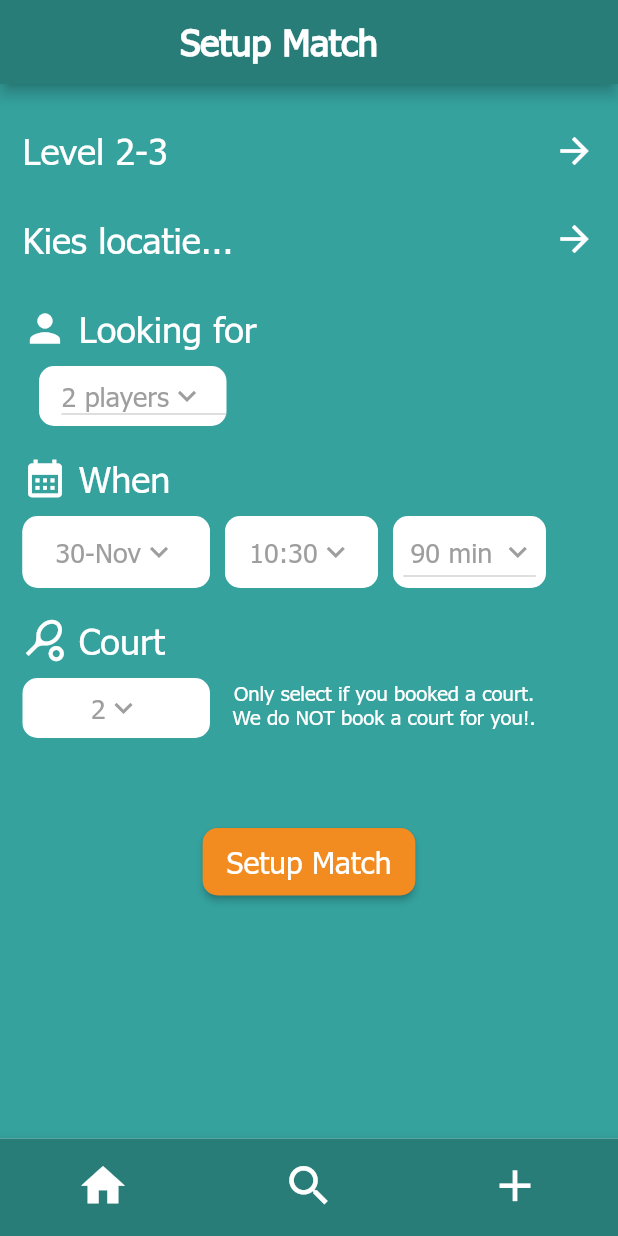
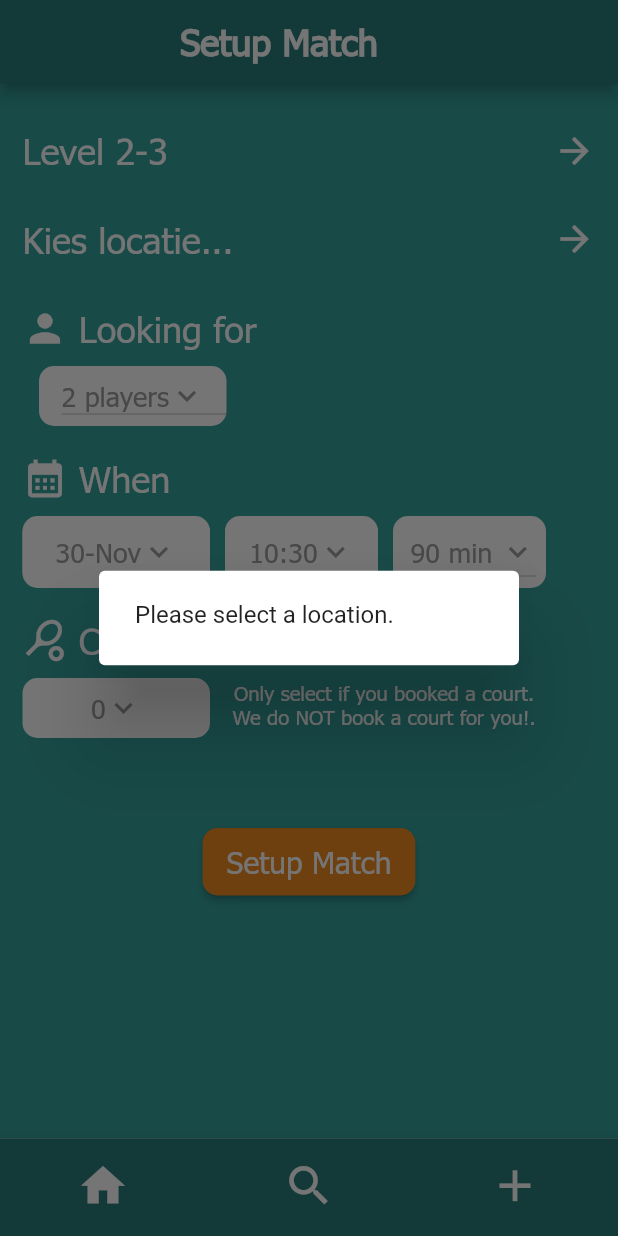
Before and after one commit to Aghead-B/Mobile-Application-Metch, a Flutter app: the screen it shows after launch, item 3 of the bottom bar chosen, after a tap on "Setup Match", on a phone screen of 412 x 824 dp. Run offline on Flutter 3.47's test engine with Material 2 defaults, Android fonts, the phone set to English and light mode, and no system bars.

Commit message:
Final adjustments to setup match page

```diff
--- a/lib/screens/find_location_screen.dart
+++ b/lib/screens/find_location_screen.dart
@@ -114,7 +114,9 @@ class _FindLocationScreenState extends State<FindLocationScreen> {
                 }
                 return const Padding(
                   padding: EdgeInsets.fromLTRB(0.0, 25.0, 0.0, 0.0),
-                  child: CircularProgressIndicator(),
+                  child: CircularProgressIndicator(
+                    valueColor:AlwaysStoppedAnimation<Color>(Colors.white),
+                  ),
                 );
               },
             ),
--- a/lib/screens/setup_match_screen.dart
+++ b/lib/screens/setup_match_screen.dart
@@ -20,6 +20,7 @@ const List<String> durationList = <String>[
 ];
 
 const List<String> courtList = <String>[
+  '0',
   '1',
   '2',
   '3',
@@ -34,18 +35,19 @@ class SetupMatchScreen extends StatefulWidget {
 }
 
 class _SetupMatchScreenState extends State<SetupMatchScreen> {
-  late dynamic formattedDate;
-  late dynamic formattedTime;
+  late String formattedDate;
+  late String displayDate;
+  late String formattedTime;
+  late String displayTime;
   late dynamic currentDate;
   late Future<MatchCreated> matchCreated;
-  Club club = const Club(id: '', name:'');
+  late MatchService matchService;
+  Club club = const Club(id: '', name: '');
   DateTime date = DateTime.now();
   String playersValue = playersList[1];
   String durationValue = durationList[1];
-  String courtValue = courtList[1];
-  late MatchService matchService;
-
-
+  String courtValue = courtList[0];
+  late bool toggleButton;
 
   Future<TimeOfDay?> pickTime() => showTimePicker(
         context: context,
@@ -65,8 +67,11 @@ class _SetupMatchScreenState extends State<SetupMatchScreen> {
 
   @override
   void initState() {
-    formattedDate = DateFormat('d-MMM').format(date);
-    formattedTime = DateFormat('Hm').format(date);
+    formattedDate = DateFormat('yyyy-MM-dd').format(date);
+    displayDate = DateFormat('d-MMM').format(date);
+    formattedTime = DateFormat('HH:mm:ss.SSS').format(date);
+    displayTime = DateFormat('Hm').format(date);
+    toggleButton = true;
     matchService = MatchService();
   }
 
@@ -199,7 +204,7 @@ class _SetupMatchScreenState extends State<SetupMatchScreen> {
                       mainAxisSize: MainAxisSize.min,
                       children: [
                         Text(
-                          formattedDate,
+                          displayDate,
                           style: secondaryText,
                         ),
                         const Icon(
@@ -219,6 +224,8 @@ class _SetupMatchScreenState extends State<SetupMatchScreen> {
                           setState(() {
                             date = selectedDate;
                             formattedDate =
+                                DateFormat('yyyy-MM-dd').format(selectedDate);
+                            displayDate =
                                 DateFormat('d-MMM').format(selectedDate);
                           });
                         }
@@ -242,7 +249,7 @@ class _SetupMatchScreenState extends State<SetupMatchScreen> {
                       mainAxisSize: MainAxisSize.min,
                       children: [
                         Text(
-                          formattedTime,
+                          displayTime,
                           style: secondaryText,
                         ),
                         const Icon(
@@ -260,7 +267,8 @@ class _SetupMatchScreenState extends State<SetupMatchScreen> {
 
                       setState(() {
                         date = newDateTime; // pressed 'OK'
-                        formattedTime = DateFormat('Hm').format(date);
+                        formattedTime = DateFormat('HH:mm:ss.SSS').format(date);
+                        displayTime = DateFormat('Hm').format(date);
                       });
                     },
                   ),
@@ -349,15 +357,7 @@ class _SetupMatchScreenState extends State<SetupMatchScreen> {
                     borderRadius: BorderRadius.circular(10.0),
                   ),
                 ),
-                onPressed: () {
-                  String getNumberDuration = durationValue.replaceAll(RegExp(r'[^0-9]'),'');
-                  String getNumberSpot = playersValue.replaceAll(RegExp(r'[^0-9]'),'');
-
-                  Match match = Match(clubid: int.parse(club.id), sportid: 109, levelmin: 2, planned: '2022-12-30T13:42:42.131Z', duration: int.parse(getNumberDuration), spots: int.parse(getNumberSpot), levelmax: 4, court: 0);
-                  matchCreated = matchService.postMatch(match);
-                  debugPrint(matchCreated.toString());
-
-                },
+                onPressed: toggleButton ? () => setupMatch() : null,
                 child: const Text(
                   'Setup Match',
                   style: buttonText,
@@ -369,4 +369,39 @@ class _SetupMatchScreenState extends State<SetupMatchScreen> {
       ),
     );
   }
+
+  void showAlert(BuildContext context) {
+    showDialog(
+        context: context,
+        builder: (context) => const AlertDialog(
+              content: Text("Please select a location."),
+            ));
+  }
+
+  Future<void> setupMatch() async {
+    if (club.id != '') {
+      setState(() {
+        toggleButton = false;
+      });
+      String getNumberDuration = durationValue.replaceAll(RegExp(r'[^0-9]'), '');
+      String getNumberSpot = playersValue.replaceAll(RegExp(r'[^0-9]'), '');
+      String plannedDate = "${formattedDate}T${formattedTime}Z";
+      Match match = Match(
+          clubid: int.parse(club.id),
+          sportid: 109,
+          levelmin: 2,
+          planned: plannedDate,
+          duration: int.parse(getNumberDuration),
+          spots: int.parse(getNumberSpot),
+          levelmax: 4,
+          court: int.parse(courtValue));
+      matchCreated = matchService.postMatch(match);
+      await Future.delayed(const Duration(seconds: 1), () {});
+      setState(() {
+        toggleButton = true;
+      });
+    } else {
+      showAlert(context);
+    }
+  }
 }
```
